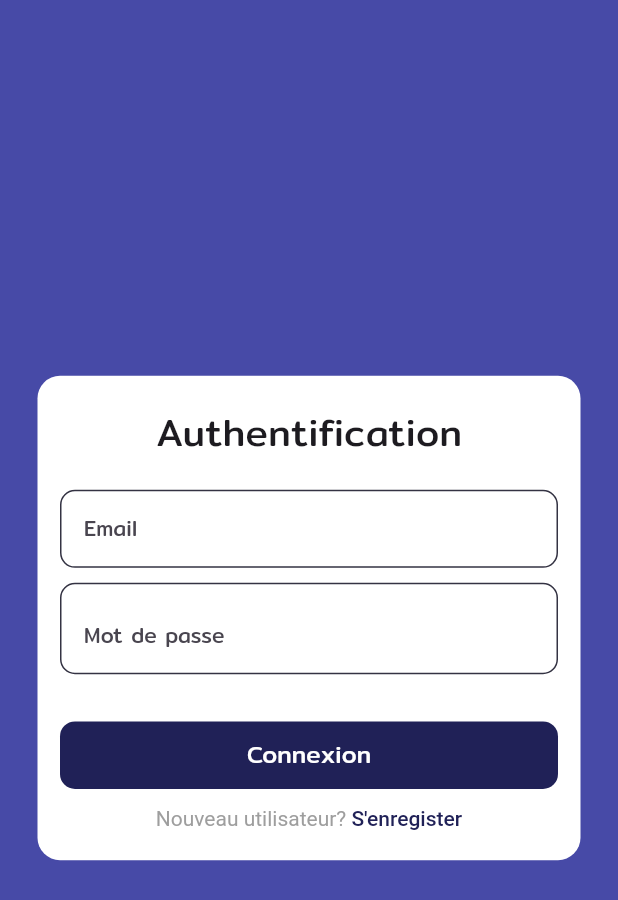
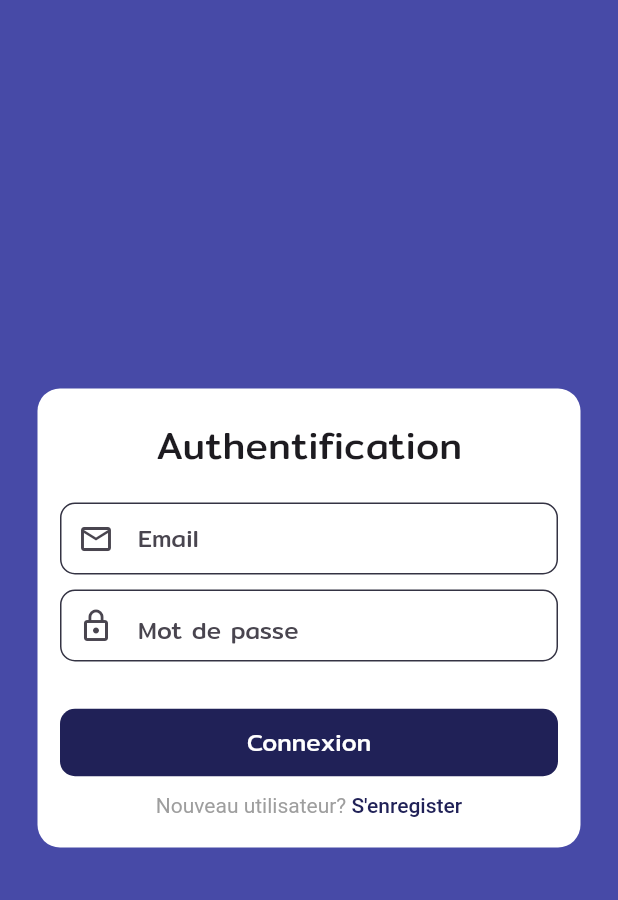
Before and after one commit to JacquesUwonda/SGBE_MOBILE, a Flutter app: the screen it shows after launch, on a phone screen of 412 x 824 dp. Shown: the top 900 px of the screen. Run offline on Flutter 3.47's test engine with Material 3 defaults, Android fonts, the light colour scheme and no system bars; our stand-ins replace go_router.

Commit message:
Ajout des prefixIcons dans les champs des formulaires

```diff
--- a/lib/core/widgets/custom_text_form_field.dart
+++ b/lib/core/widgets/custom_text_form_field.dart
@@ -8,8 +8,8 @@ class CustomTextFormField extends StatelessWidget {
     required this.validator,
     required this.keyboardType,
     required this.obscureText,
+    required this.suffix,
     required this.prefix,
-    required this.suffix,
     required this.hintText,
   });
 
@@ -18,8 +18,10 @@ class CustomTextFormField extends StatelessWidget {
   final TextInputType keyboardType;
   final bool obscureText;
   final String hintText;
-  final Widget? prefix; //still working on it
   final Widget? suffix;
+  final Widget? prefix;
+  final EdgeInsetsGeometry? contentPadding =
+      const EdgeInsetsDirectional.symmetric(vertical: 2);
 
   @override
   Widget build(BuildContext context) {
@@ -31,8 +33,10 @@ class CustomTextFormField extends StatelessWidget {
       keyboardType: keyboardType,
       decoration: InputDecoration(
         suffix: suffix,
+        prefixIcon: prefix,
         hintText: hintText,
-        hintStyle: const TextStyle(fontWeight: FontWeight.w400),
+        contentPadding: contentPadding,
+        hintStyle: const TextStyle(fontWeight: FontWeight.w400, fontSize: 16),
         border: OutlineInputBorder(
           borderSide: const BorderSide(color: AppColor.borderColor, width: 1),
           borderRadius: BorderRadius.circular(10),
--- a/lib/futures/auth/view/login_view.dart
+++ b/lib/futures/auth/view/login_view.dart
@@ -92,7 +92,7 @@ class _LoginViewState extends State<LoginView> {
                           },
                           keyboardType: TextInputType.visiblePassword,
                           obscureText: !isPasswordVisible,
-                          prefix: const Icon(Icons.lock_outlined),
+                          prefix: const Icon(Icons.lock_outline),
                           suffix: InkWell(
                             onTap: () {
                               setState(() {
--- a/pubspec.yaml
+++ b/pubspec.yaml
@@ -16,6 +16,7 @@ dependencies:
   appwrite: ^12.0.4
   get_it: ^7.7.0
   internet_connection_checker: ^1.0.0+1
+  image_picker: ^1.1.2
 
 dev_dependencies:
   flutter_test:
```
Also changed, not shown: pubspec.lock, 5 other files.
